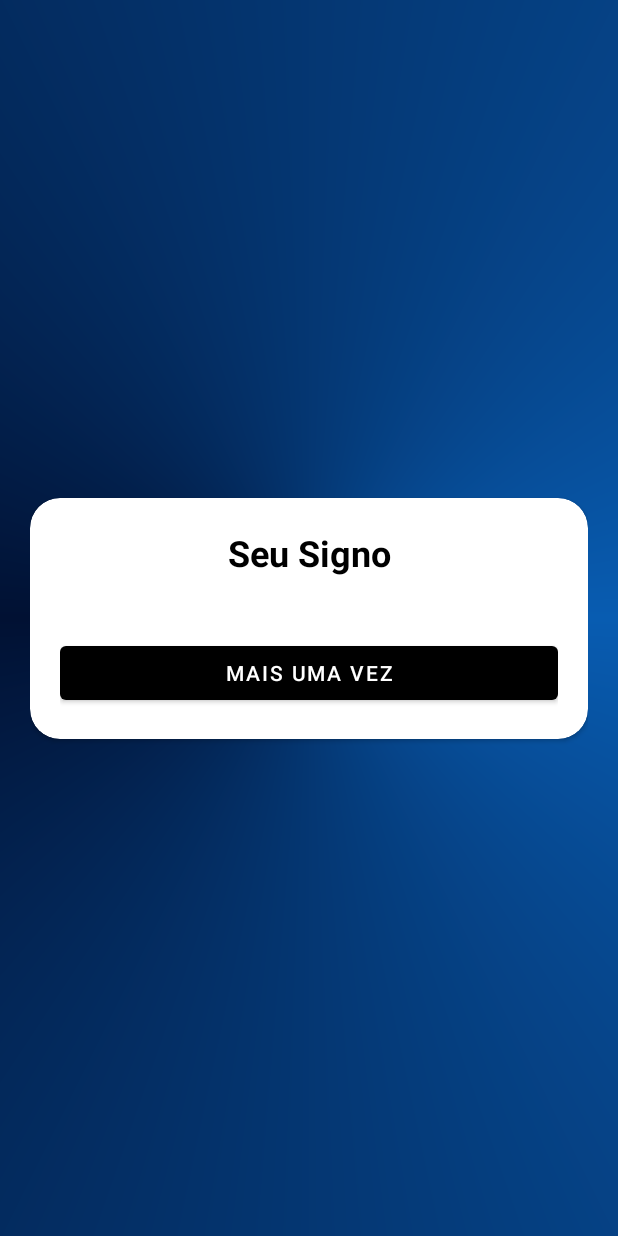
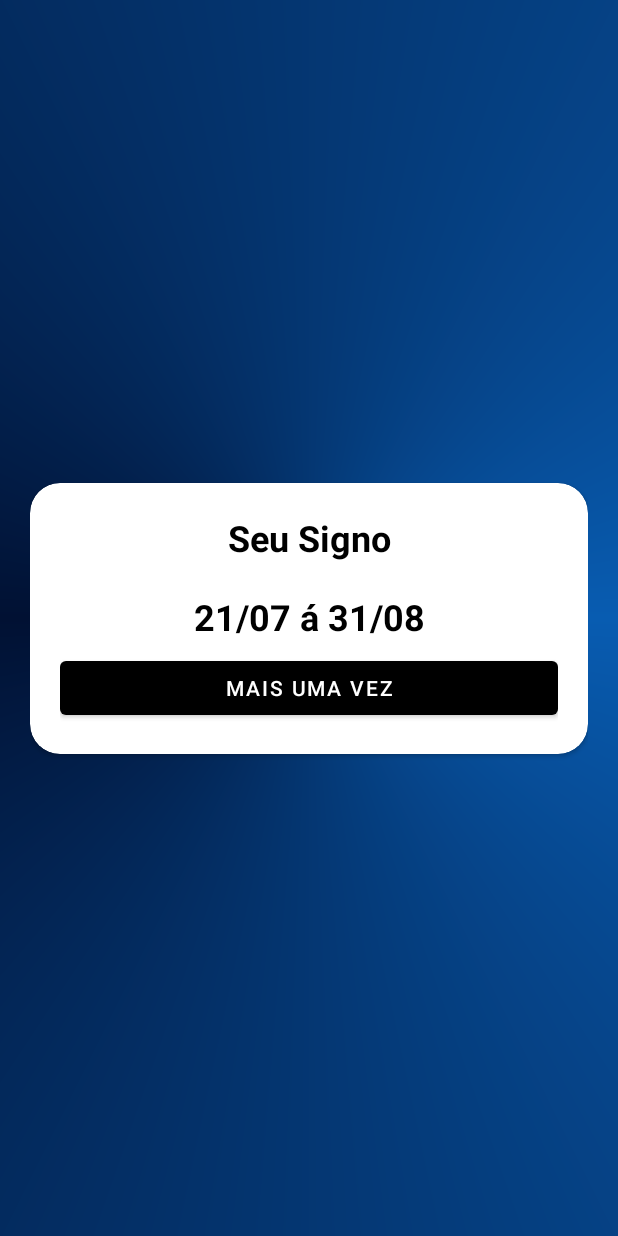
Before and after one commit to Samuel-Ricardo/Who_I_am, an Android app: the signo_screen screen opened directly, with no data from a screen before it, on a phone screen of 412 x 824 dp. Run offline under Robolectric (Android 15) with nearby library versions, the phone set to English and light mode, and no system bars.

Commit message:
Update: Activity - signo_screen (layout)

```diff
--- a/app/src/main/res/layout/activity_signo_screen.xml
+++ b/app/src/main/res/layout/activity_signo_screen.xml
@@ -47,16 +47,35 @@
     android:layout_width="wrap_content"
     android:layout_height="wrap_content"
 
-        android:padding="20dp"
+
+
+        android:layout_margin="20dp"
 
         app:layout_constraintTop_toBottomOf="@+id/your_signo"
         app:layout_constraintEnd_toEndOf="parent"
         app:layout_constraintStart_toStartOf="parent"
         />
 
+            <com.google.android.material.textview.MaterialTextView
+
+                android:id="@+id/signo_date"
+
+                style="@style/title"
+                android:layout_width="wrap_content"
+                android:layout_height="wrap_content"
+                android:text="@string/signo_date"
+
+
+                app:layout_constraintEnd_toEndOf="parent"
+
+                app:layout_constraintStart_toStartOf="parent"
+                app:layout_constraintTop_toBottomOf="@+id/img_signo" />
+
             <com.google.android.material.button.MaterialButton
                 android:layout_width="match_parent"
                 android:layout_height="wrap_content"
+
+                android:layout_marginTop="40dp"
 
                 app:layout_constraintTop_toBottomOf="@+id/img_signo"
 
--- a/app/src/main/res/values/strings.xml
+++ b/app/src/main/res/values/strings.xml
@@ -5,4 +5,5 @@
     <string name="my_signo">Meu Signo</string>
     <string name="your_signo">Seu Signo</string>
     <string name="more_one">Mais uma vez</string>
+    <string name="signo_date">21/07 á 31/08</string>
 </resources>
```
